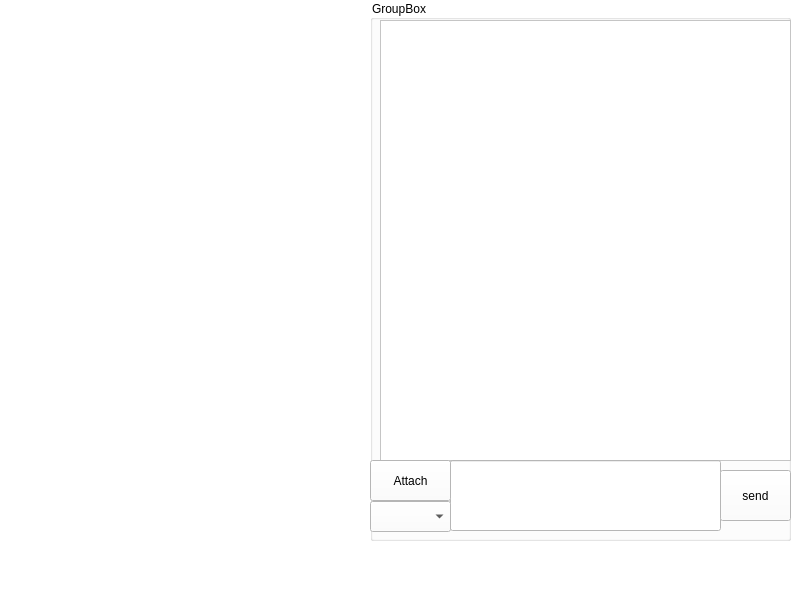
This is telegram server/telegram/page4_home.ui in dzhevad/telegram_project as Qt 5 draws it before an edit. The edited form follows.
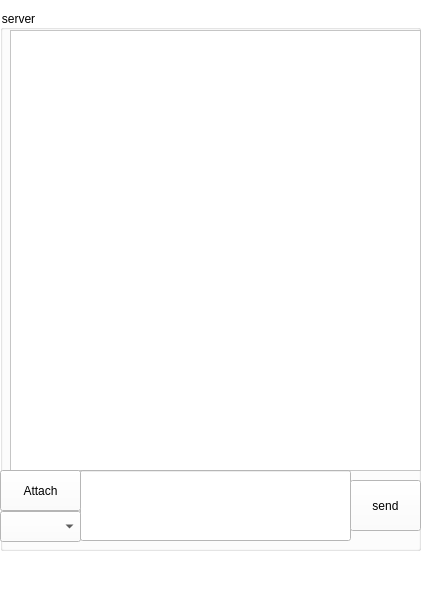
This is the edited form.

Commit message: server & client add

What changed in the file:
```diff
--- a/telegram server/telegram/page4_home.ui
+++ b/telegram server/telegram/page4_home.ui
@@ -6,8 +6,8 @@
    <rect>
     <x>0</x>
     <y>0</y>
-    <width>800</width>
-    <height>600</height>
+    <width>426</width>
+    <height>595</height>
    </rect>
   </property>
   <property name="windowTitle">
@@ -20,14 +20,14 @@
    <widget class="QGroupBox" name="groupBox_chatbox">
     <property name="geometry">
      <rect>
-      <x>370</x>
-      <y>0</y>
+      <x>0</x>
+      <y>10</y>
       <width>421</width>
       <height>541</height>
      </rect>
     </property>
     <property name="title">
-     <string>GroupBox</string>
+     <string>server</string>
     </property>
     <widget class="QTextBrowser" name="textBrowser_receivedMessages">
      <property name="geometry">
```
Left out of the diff: 4 changed lines with no effect on the pictures. The commit also changes 74 other files.
